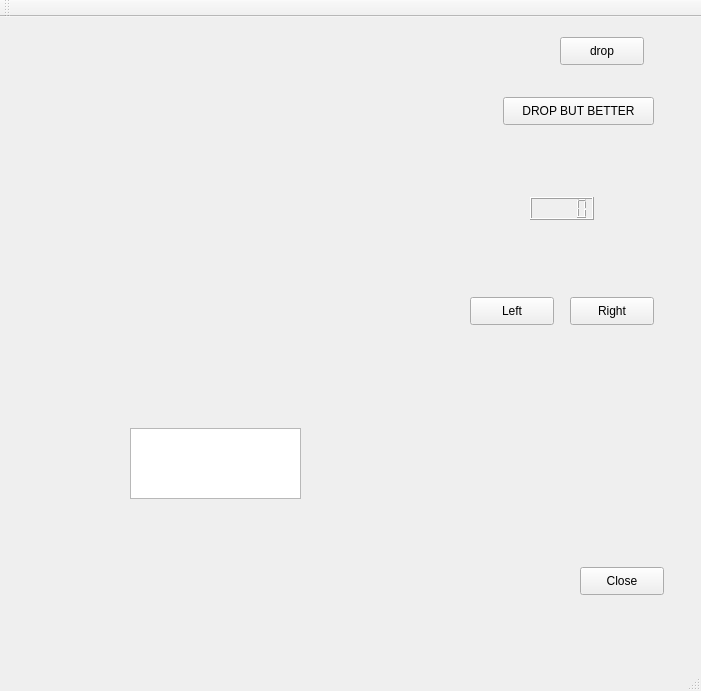
Qt form student/13/tetris/mainwindow.ui (Kataya42/OHJ_2) before a commit.
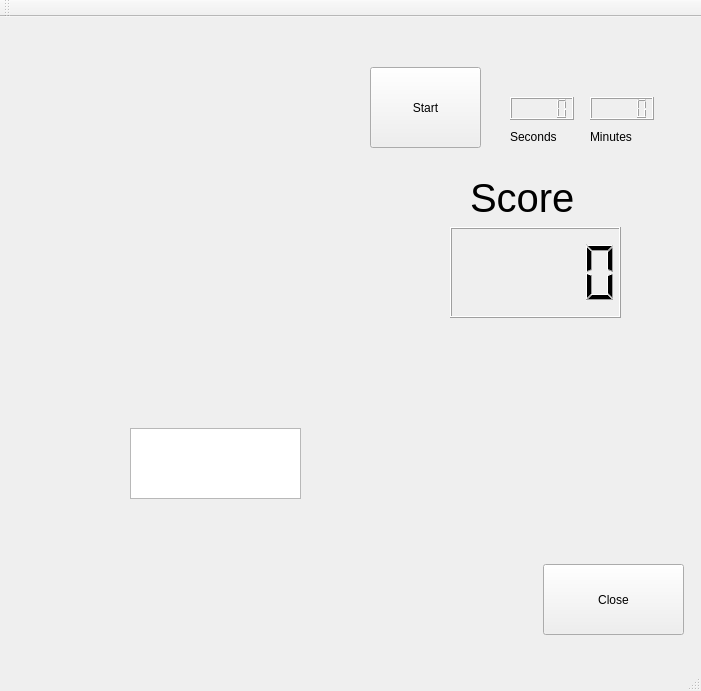
The same form after that commit.

Commit message: Added score counter and  timers to keep track of round time. Also made UI a bit nicer looking

What changed in the file:
```diff
--- a/student/13/tetris/mainwindow.ui
+++ b/student/13/tetris/mainwindow.ui
@@ -27,76 +27,101 @@
    <widget class="QPushButton" name="dropButton">
     <property name="geometry">
      <rect>
-      <x>560</x>
-      <y>20</y>
-      <width>84</width>
-      <height>28</height>
+      <x>370</x>
+      <y>50</y>
+      <width>111</width>
+      <height>81</height>
      </rect>
     </property>
     <property name="text">
-     <string>drop</string>
+     <string>Start</string>
     </property>
    </widget>
    <widget class="QPushButton" name="ClosepushButton">
     <property name="geometry">
      <rect>
-      <x>580</x>
-      <y>550</y>
-      <width>84</width>
-      <height>28</height>
+      <x>543</x>
+      <y>547</y>
+      <width>141</width>
+      <height>71</height>
      </rect>
     </property>
     <property name="text">
      <string>Close</string>
     </property>
    </widget>
-   <widget class="QPushButton" name="RightpushButton">
+   <widget class="QLCDNumber" name="lcdNumberSec">
     <property name="geometry">
      <rect>
-      <x>570</x>
-      <y>280</y>
-      <width>84</width>
-      <height>28</height>
+      <x>510</x>
+      <y>80</y>
+      <width>64</width>
+      <height>23</height>
      </rect>
     </property>
+   </widget>
+   <widget class="QLCDNumber" name="lcdNumberMin">
+    <property name="geometry">
+     <rect>
+      <x>590</x>
+      <y>80</y>
+      <width>64</width>
+      <height>23</height>
+     </rect>
+    </property>
+   </widget>
+   <widget class="QLabel" name="label">
+    <property name="geometry">
+     <rect>
+      <x>510</x>
+      <y>110</y>
+      <width>63</width>
+      <height>20</height>
+     </rect>
+    </property>
     <property name="text">
-     <string>Right</string>
+     <string>Seconds</string>
     </property>
    </widget>
-   <widget class="QPushButton" name="leftPushButton">
+   <widget class="QLabel" name="label_2">
+    <property name="geometry">
+     <rect>
+      <x>590</x>
+      <y>110</y>
+      <width>63</width>
+      <height>20</height>
+     </rect>
+    </property>
+    <property name="text">
+     <string>Minutes</string>
+    </property>
+   </widget>
+   <widget class="QLCDNumber" name="lcdNumberScore">
+    <property name="geometry">
+     <rect>
+      <x>450</x>
+      <y>210</y>
+      <width>171</width>
+      <height>91</height>
+     </rect>
+    </property>
+   </widget>
+   <widget class="QLabel" name="label_3">
     <property name="geometry">
      <rect>
       <x>470</x>
-      <y>280</y>
-      <width>84</width>
-      <height>28</height>
+      <y>150</y>
+      <width>121</width>
+      <height>61</height>
      </rect>
     </property>
-    <property name="text">
-     <string>Left</string>
+    <property name="font">
+     <font>
+      <pointsize>30</pointsize>
+     </font>
     </property>
-   </widget>
-   <widget class="QPushButton" name="pushButton">
-    <property name="geometry">
-     <rect>
-      <x>503</x>
-      <y>80</y>
-      <width>151</width>
-      <height>28</height>
-     </rect>
-    </property>
     <property name="text">
-     <string>DROP BUT BETTER</string>
-    </property>
-   </widget>
-   <widget class="QLCDNumber" name="lcdNumber">
-    <property name="geometry">
-     <rect>
-      <x>530</x>
-      <y>180</y>
-      <width>64</width>
-      <height>23</height>
-     </rect>
+     <string>Score</string>
     </property>
    </widget>
   </widget>
```
Left out of the diff: 2 changed lines with no effect on the pictures. The commit also changes 2 other files.
